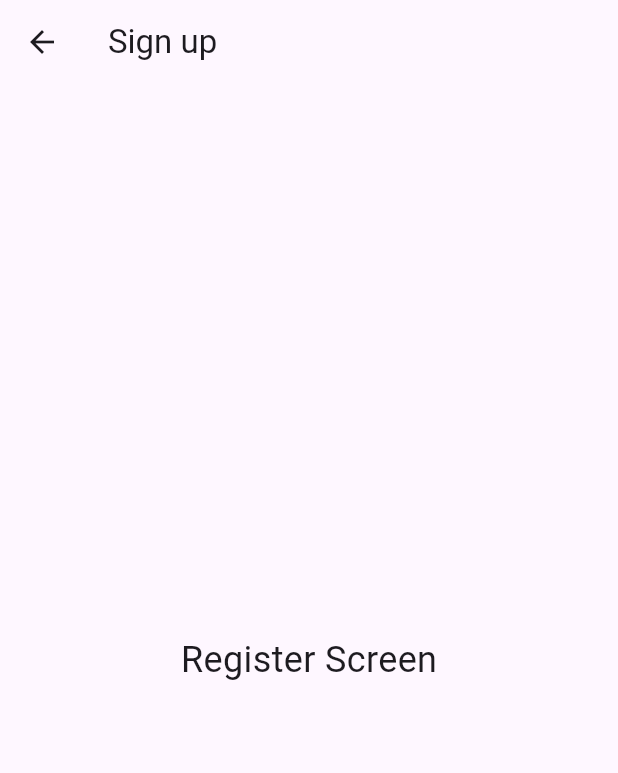
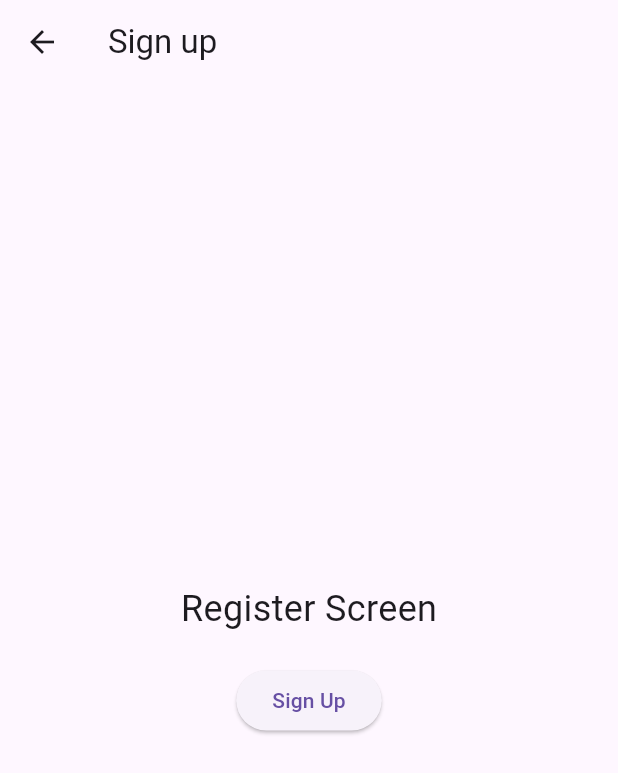
Before and after one commit to KLesiu/SplitBuddy, a Flutter app: the Register screen opened directly, on a phone screen of 412 x 824 dp. Shown: the top 773 px of the screen. Run offline on Flutter 3.47's test engine with Material 3 defaults, Android fonts, the phone set to English and light mode, and no system bars.

```diff
--- a/mobile/lib/components/register.dart
+++ b/mobile/lib/components/register.dart
@@ -1,4 +1,5 @@
 import 'package:flutter/material.dart';
+import 'home.dart';
 
 class Register extends StatelessWidget {
   @override
@@ -8,8 +9,44 @@ class Register extends StatelessWidget {
         title: Text('Sign up'),
       ),
       body: Center(
-        child: Text('Register Screen', style: TextStyle(fontSize: 24)),
+        child: Column(
+          mainAxisAlignment: MainAxisAlignment.center,
+          children: [
+            Text('Register Screen', style: TextStyle(fontSize: 24)),
+            SizedBox(height: 20),
+            ElevatedButton(
+              onPressed: () {
+                // Po rejestracji przenosimy na ekran główny
+                Navigator.pushReplacement(
+                  context,
+                  MaterialPageRoute(builder: (context) => Home()),
+                );
+              },
+              child: Text('Sign Up'),
+            ),
+          ],
+        ),
       ),
     );
   }
 }
+
+
+
+
+
+// import 'package:flutter/material.dart';
+//
+// class Register extends StatelessWidget {
+//   @override
+//   Widget build(BuildContext context) {
+//     return Scaffold(
+//       appBar: AppBar(
+//         title: Text('Sign up'),
+//       ),
+//       body: Center(
+//         child: Text('Register Screen', style: TextStyle(fontSize: 24)),
+//       ),
+//     );
+//   }
+// }
```
Also changed, not shown: mobile/lib/components/home.dart (added, +15 -0 lines), mobile/lib/components/login.dart (+38 -1 lines).
